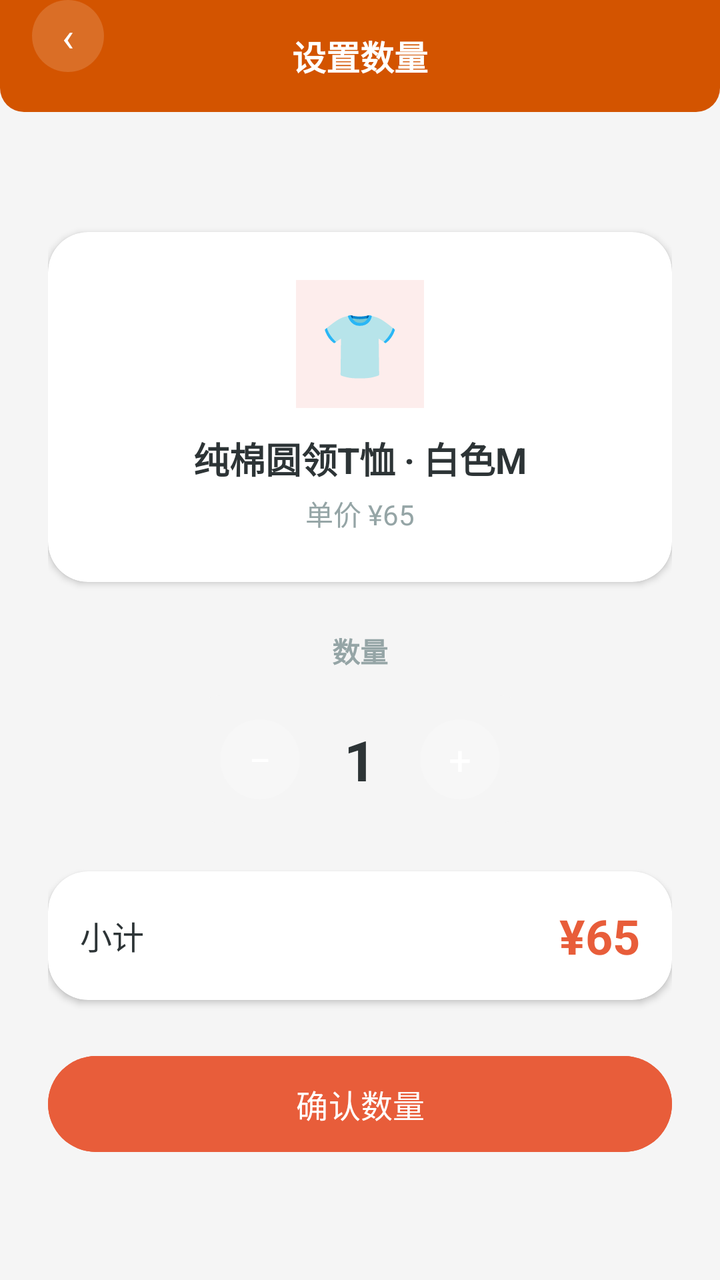
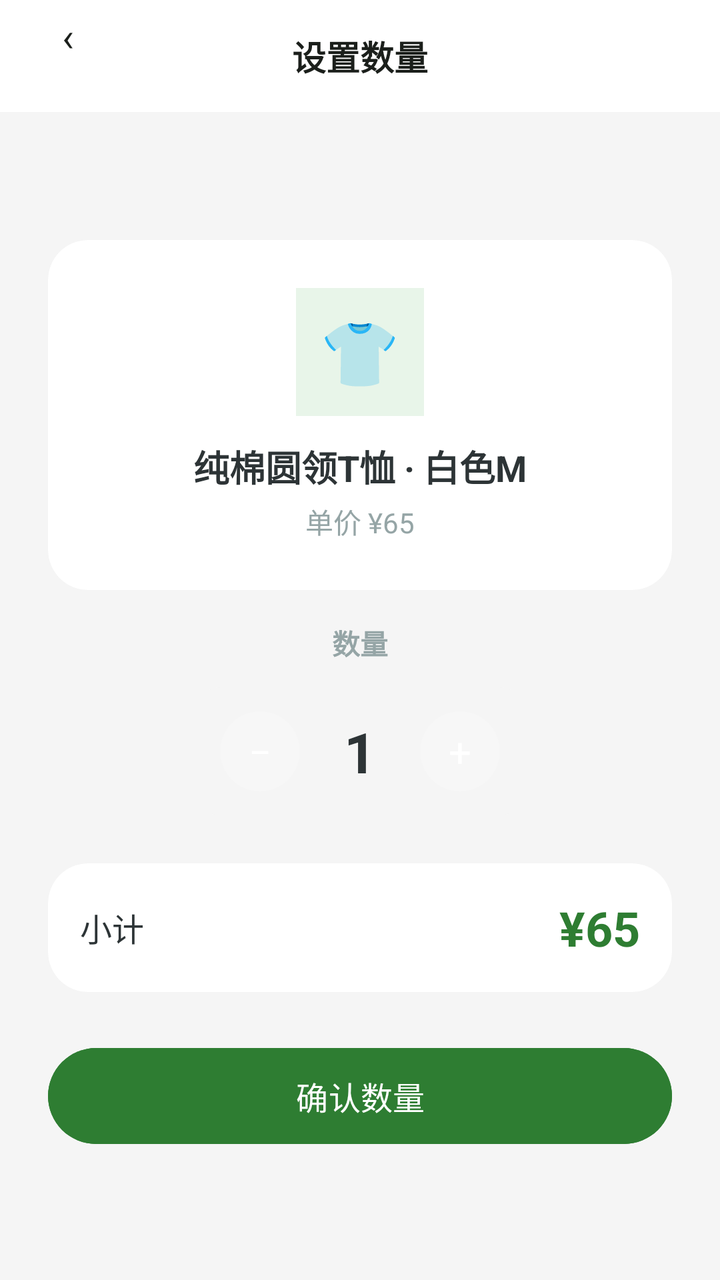

Before-and-after screenshots of an Android layout around one commit, followed by the original layout XML and the change that was made.
<!-- AndroidManifest.xml: application theme Theme.ClothingSI -->
<!-- res/layout/activity_new_order_edit_qty.xml -->
<?xml version="1.0" encoding="utf-8"?>
<FrameLayout xmlns:android="http://schemas.android.com/apk/res/android"
    xmlns:app="http://schemas.android.com/apk/res-auto"
    android:layout_width="match_parent" android:layout_height="match_parent"
    android:background="#F5F5F5">

    <LinearLayout android:layout_width="match_parent" android:layout_height="match_parent"
        android:orientation="vertical">
        <RelativeLayout android:layout_width="match_parent" android:layout_height="56dp"
            android:background="@drawable/header_bar_bg" android:paddingHorizontal="16dp">
            <TextView android:id="@+id/btn_back" android:layout_width="36dp" android:layout_height="36dp"
                android:text="‹" android:textSize="20dp" android:textColor="#FFFFFF"
                android:gravity="center" android:background="@drawable/circle_bg" />
            <TextView android:layout_width="wrap_content" android:layout_height="wrap_content"
                android:text="设置数量" android:textSize="17dp" android:textStyle="bold"
                android:textColor="#FFFFFF" android:layout_centerInParent="true" />
        </RelativeLayout>

        <LinearLayout android:layout_width="match_parent" android:layout_height="match_parent"
            android:orientation="vertical" android:gravity="center"
            android:padding="24dp">

            
            <androidx.cardview.widget.CardView android:layout_width="match_parent"
                android:layout_height="wrap_content" app:cardCornerRadius="20dp" app:cardElevation="2dp"
                android:layout_marginBottom="24dp">
                <LinearLayout android:layout_width="match_parent" android:layout_height="wrap_content"
                    android:orientation="vertical" android:gravity="center"
                    android:padding="24dp">
                    <TextView android:layout_width="64dp" android:layout_height="64dp"
                        android:gravity="center" android:text="👕" android:textSize="32dp"
                        android:background="#FDEDEC" />
                    <TextView android:id="@+id/tv_product_name" android:layout_width="wrap_content"
                        android:layout_height="wrap_content" android:text="纯棉圆领T恤 · 白色M"
                        android:textSize="18dp" android:textStyle="bold" android:textColor="#2D3436"
                        android:layout_marginTop="12dp" />
                    <TextView android:layout_width="wrap_content" android:layout_height="wrap_content"
                        android:text="单价 ¥65" android:textSize="14dp" android:textColor="#95A5A6"
                        android:layout_marginTop="4dp" />
                </LinearLayout>
            </androidx.cardview.widget.CardView>

            
            <TextView android:layout_width="wrap_content" android:layout_height="wrap_content"
                android:text="数量" android:textSize="14dp" android:textStyle="bold"
                android:textColor="#95A5A6" android:layout_marginBottom="12dp" />
            <LinearLayout android:layout_width="wrap_content" android:layout_height="wrap_content"
                android:orientation="horizontal" android:gravity="center"
                android:background="@drawable/stepper_bg" android:padding="12dp" android:paddingHorizontal="20dp">
                <TextView android:id="@+id/btn_qty_minus" android:layout_width="40dp" android:layout_height="40dp"
                    android:text="−" android:textSize="20dp" android:textColor="#FFFFFF"
                    android:gravity="center" android:background="@drawable/circle_bg"
                    android:clickable="true" android:focusable="true" />
                <TextView android:id="@+id/tv_qty" android:layout_width="60dp" android:layout_height="wrap_content"
                    android:text="1" android:textSize="28dp" android:textStyle="bold"
                    android:gravity="center" android:textColor="#2D3436" />
                <TextView android:id="@+id/btn_qty_plus" android:layout_width="40dp" android:layout_height="40dp"
                    android:text="+" android:textSize="20dp" android:textColor="#FFFFFF"
                    android:gravity="center" android:background="@drawable/circle_bg"
                    android:clickable="true" android:focusable="true" />
            </LinearLayout>

            
            <androidx.cardview.widget.CardView android:layout_width="match_parent"
                android:layout_height="wrap_content" app:cardCornerRadius="20dp" app:cardElevation="2dp"
                android:layout_marginTop="24dp">
                <LinearLayout android:layout_width="match_parent" android:layout_height="wrap_content"
                    android:orientation="horizontal" android:gravity="center_vertical"
                    android:padding="16dp">
                    <TextView android:layout_width="0dp" android:layout_height="wrap_content"
                        android:layout_weight="1" android:text="小计" android:textSize="16dp"
                        android:textColor="#2D3436" />
                    <TextView android:id="@+id/tv_subtotal" android:layout_width="wrap_content"
                        android:layout_height="wrap_content" android:text="¥65" android:textSize="24dp"
                        android:textStyle="bold" android:textColor="#E85D3A" />
                </LinearLayout>
            </androidx.cardview.widget.CardView>

            <com.google.android.material.button.MaterialButton android:id="@+id/btn_confirm_qty"
                android:layout_width="match_parent" android:layout_height="56dp"
                android:text="确认数量" android:textSize="16dp" app:cornerRadius="28dp"
                android:backgroundTint="#E85D3A" android:layout_marginTop="24dp" />

        </LinearLayout>
    </LinearLayout>

</FrameLayout>
<!-- resources referenced by this layout -->
<resources>
  <!-- drawable circle_bg (drawable) -->
  <?xml version="1.0" encoding="utf-8"?>
  <shape xmlns:android="http://schemas.android.com/apk/res/android" android:shape="oval">
      <solid android:color="#26FFFFFF" />
  </shape>
  <!-- drawable header_bar_bg (drawable) -->
  <?xml version="1.0" encoding="utf-8"?>
  <shape xmlns:android="http://schemas.android.com/apk/res/android" android:shape="rectangle">
      <solid android:color="#D35400" />
      <corners android:bottomLeftRadius="12dp" android:bottomRightRadius="12dp" />
  </shape>
  <!-- drawable stepper_bg (drawable) -->
  <?xml version="1.0" encoding="utf-8"?>
  <shape xmlns:android="http://schemas.android.com/apk/res/android" android:shape="rectangle">
      <corners android:radius="12dp" />
      <solid android:color="#F5F5F5" />
  </shape>
  <style name="Theme.ClothingSI" parent="Theme.Material3.Light.NoActionBar">
          <item name="colorPrimary">@color/primary</item>
          <item name="colorPrimaryDark">@color/primary_dark</item>
          <item name="colorAccent">@color/accent</item>
          <item name="android:statusBarColor">@color/primary_dark</item>
          <item name="android:navigationBarColor">@color/white</item>
      </style>
  <color name="primary">#E85D3A</color>
  <color name="primary_dark">#D35400</color>
  <color name="accent">#F4A460</color>
  <color name="white">#FFFFFF</color>
</resources>

<!-- the commit's change to res/layout/activity_new_order_edit_qty.xml (unified diff, before → after) -->
@@ -9,11 +9,11 @@
         <RelativeLayout android:layout_width="match_parent" android:layout_height="56dp"
             android:background="@drawable/header_bar_bg" android:paddingHorizontal="16dp">
             <TextView android:id="@+id/btn_back" android:layout_width="36dp" android:layout_height="36dp"
-                android:text="‹" android:textSize="20dp" android:textColor="#FFFFFF"
+                android:text="‹" android:textSize="20dp" android:textColor="@color/text_primary"
                 android:gravity="center" android:background="@drawable/circle_bg" />
             <TextView android:layout_width="wrap_content" android:layout_height="wrap_content"
                 android:text="设置数量" android:textSize="17dp" android:textStyle="bold"
-                android:textColor="#FFFFFF" android:layout_centerInParent="true" />
+                android:textColor="@color/text_primary" android:layout_centerInParent="true" />
         </RelativeLayout>
 
         <LinearLayout android:layout_width="match_parent" android:layout_height="match_parent"
@@ -22,14 +22,14 @@
 
             
             <androidx.cardview.widget.CardView android:layout_width="match_parent"
-                android:layout_height="wrap_content" app:cardCornerRadius="20dp" app:cardElevation="2dp"
-                android:layout_marginBottom="24dp">
+                android:layout_height="wrap_content" app:cardCornerRadius="20dp" app:cardElevation="0dp"
+                android:layout_marginBottom="16dp">
                 <LinearLayout android:layout_width="match_parent" android:layout_height="wrap_content"
                     android:orientation="vertical" android:gravity="center"
                     android:padding="24dp">
                     <TextView android:layout_width="64dp" android:layout_height="64dp"
                         android:gravity="center" android:text="👕" android:textSize="32dp"
-                        android:background="#FDEDEC" />
+                        android:background="@color/primary_light" />
                     <TextView android:id="@+id/tv_product_name" android:layout_width="wrap_content"
                         android:layout_height="wrap_content" android:text="纯棉圆领T恤 · 白色M"
                         android:textSize="18dp" android:textStyle="bold" android:textColor="#2D3436"
@@ -62,7 +62,7 @@
 
             
             <androidx.cardview.widget.CardView android:layout_width="match_parent"
-                android:layout_height="wrap_content" app:cardCornerRadius="20dp" app:cardElevation="2dp"
+                android:layout_height="wrap_content" app:cardCornerRadius="20dp" app:cardElevation="0dp"
                 android:layout_marginTop="24dp">
                 <LinearLayout android:layout_width="match_parent" android:layout_height="wrap_content"
                     android:orientation="horizontal" android:gravity="center_vertical"
@@ -72,14 +72,14 @@
                         android:textColor="#2D3436" />
                     <TextView android:id="@+id/tv_subtotal" android:layout_width="wrap_content"
                         android:layout_height="wrap_content" android:text="¥65" android:textSize="24dp"
-                        android:textStyle="bold" android:textColor="#E85D3A" />
+                        android:textStyle="bold" android:textColor="@color/primary" />
                 </LinearLayout>
             </androidx.cardview.widget.CardView>
 
             <com.google.android.material.button.MaterialButton android:id="@+id/btn_confirm_qty"
                 android:layout_width="match_parent" android:layout_height="56dp"
                 android:text="确认数量" android:textSize="16dp" app:cornerRadius="28dp"
-                android:backgroundTint="#E85D3A" android:layout_marginTop="24dp" />
+                android:backgroundTint="@color/primary" android:layout_marginTop="24dp" />
 
         </LinearLayout>
     </LinearLayout>
<!-- resource entries referenced after the edit -->
@@ -8,8 +8,7 @@
   <!-- drawable header_bar_bg (drawable) -->
   <?xml version="1.0" encoding="utf-8"?>
   <shape xmlns:android="http://schemas.android.com/apk/res/android" android:shape="rectangle">
-      <solid android:color="#D35400" />
-      <corners android:bottomLeftRadius="12dp" android:bottomRightRadius="12dp" />
+      <solid android:color="#FFFFFF" />
   </shape>
   <!-- drawable stepper_bg (drawable) -->
   <?xml version="1.0" encoding="utf-8"?>
@@ -21,12 +20,22 @@
           <item name="colorPrimary">@color/primary</item>
           <item name="colorPrimaryDark">@color/primary_dark</item>
           <item name="colorAccent">@color/accent</item>
-          <item name="android:statusBarColor">@color/primary_dark</item>
+          <item name="android:statusBarColor">@android:color/transparent</item>
           <item name="android:navigationBarColor">@color/white</item>
+          
+          <item name="android:windowLightStatusBar">true</item>
+          
+          <item name="android:fontFamily">sans-serif</item>
+          <item name="android:textViewStyle">@style/TextView.Base</item>
       </style>
-  <color name="primary">#E85D3A</color>
-  <color name="primary_dark">#D35400</color>
-  <color name="accent">#F4A460</color>
+  <color name="primary">#2E7D32</color>
+  <color name="primary_light">#E8F5E9</color>
+  <color name="text_primary">#1B1F1B</color>
+  <color name="primary_dark">#1B5E20</color>
+  <color name="accent">#66BB6A</color>
   <color name="white">#FFFFFF</color>
+  <style name="TextView.Base" parent="android:Widget.TextView">
+          <item name="android:fontFamily">sans-serif</item>
+      </style>
 </resources>
 
